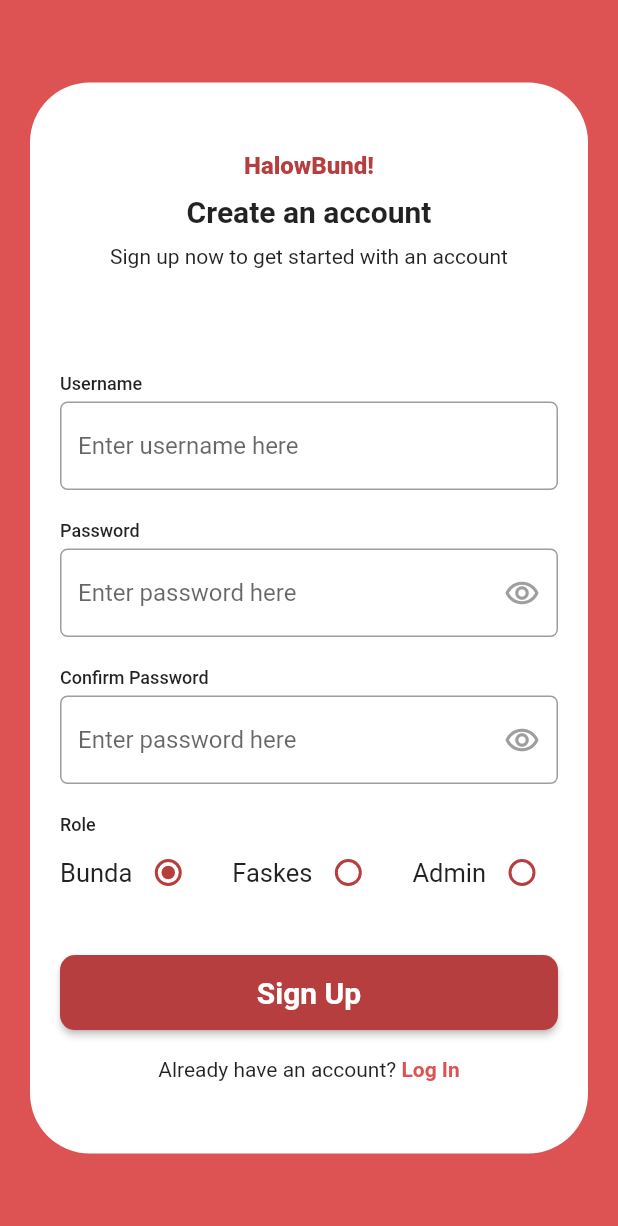
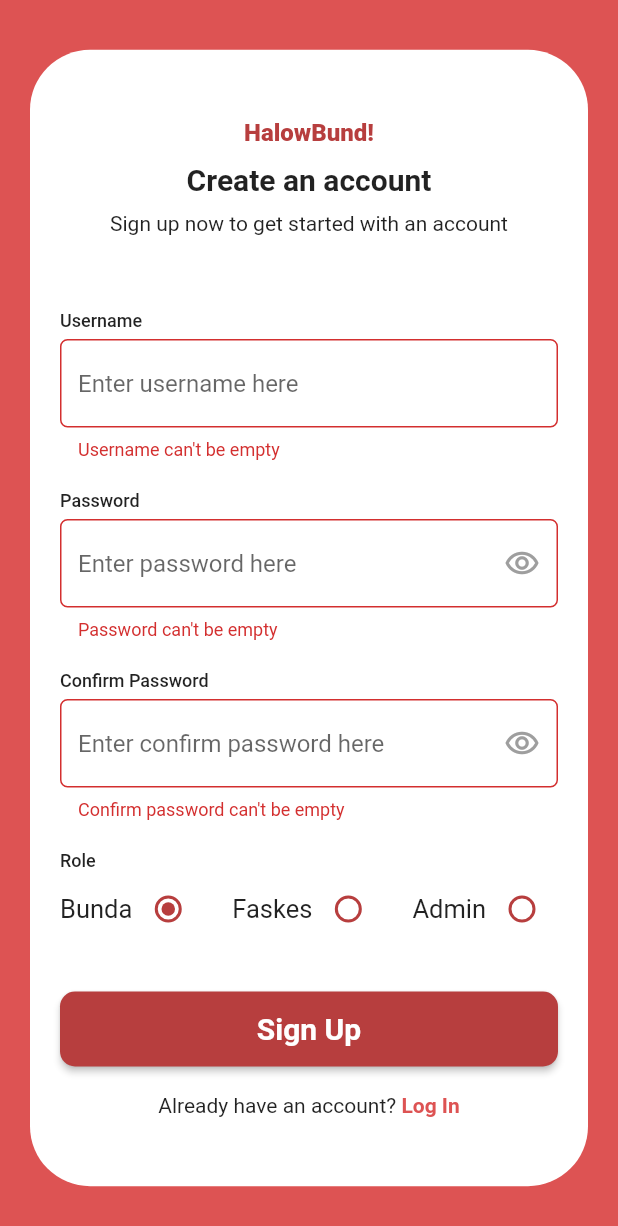
Before and after one commit to PBP-F09/final-project, a Flutter app: the SignUpPage screen opened by its route, after a tap on "Sign Up", on a phone screen of 412 x 824 dp. Shown: the top 1226 px of the screen. Run offline on Flutter 3.47's test engine with Material 2 defaults, Android fonts, the phone set to English and light mode, and no system bars; drawn by our look-alikes of group_radio_button; our stand-ins replace flash, flashy_tab_bar2; missing offline and left inert: pbp_django_auth.

Commit message:
Authentication: done

```diff
--- a/lib/utils/_utils.dart
+++ b/lib/utils/_utils.dart
@@ -1 +1,2 @@
 export 'globals/_globals.dart';
+export 'authentication/_authentication.dart';
--- a/lib/utils/globals/_globals.dart
+++ b/lib/utils/globals/_globals.dart
@@ -1,3 +1,5 @@
 import 'package:flutter/material.dart';
+import 'package:flash/flash.dart';
 
 part 'app_colors.dart';
+part 'error_notification.dart';
--- a/lib/views/pages/authentication/_authentication.dart
+++ b/lib/views/pages/authentication/_authentication.dart
@@ -1,5 +1,7 @@
 import 'package:group_radio_button/group_radio_button.dart';
 import 'package:flutter/material.dart';
+import 'package:provider/provider.dart';
+import 'package:pbp_django_auth/pbp_django_auth.dart';
 
 import '../../../routes/routes_name.dart';
 import '../../../utils/_utils.dart';
--- a/lib/views/pages/authentication/login_page.dart
+++ b/lib/views/pages/authentication/login_page.dart
@@ -9,38 +9,50 @@ class LoginPage extends StatefulWidget {
 
 class _LoginPageState extends State<LoginPage> {
   bool _isHidden = true;
+  final _loginFormKey = GlobalKey<FormState>();
+  String username = '';
+  String password = '';
 
   @override
   Widget build(BuildContext context) {
     var height = MediaQuery.of(context).size.height;
     var width = MediaQuery.of(context).size.width;
+    final request = context.watch<CookieRequest>();
     return Scaffold(
       backgroundColor: AppColors.merahMuda,
       resizeToAvoidBottomInset: false,
       body: Center(
+        child: Expanded(
           child: Container(
             width: width,
-          height: height,
-          margin: EdgeInsets.symmetric(horizontal: 20, vertical: height / 6),
-          padding: EdgeInsets.symmetric(vertical: height / 18, horizontal: 20),
+            margin: const EdgeInsets.symmetric(horizontal: 20, vertical: 130),
+            padding:
+                EdgeInsets.symmetric(vertical: height / 18, horizontal: 20),
             decoration: const BoxDecoration(
               color: AppColors.white,
-              borderRadius: BorderRadius.all(Radius.circular(40))),
+              borderRadius: BorderRadius.all(Radius.circular(40)),
+            ),
+            child: Form(
+              key: _loginFormKey,
+              child: Expanded(
                 child: Column(
+                  mainAxisSize: MainAxisSize.min,
                   children: [
                     const Text(
                       'HalowBund!',
                       style: TextStyle(
                         fontSize: 16,
                         color: AppColors.merahTua,
-                    fontWeight: FontWeight.w800),
+                        fontWeight: FontWeight.w800,
+                      ),
                     ),
                     const SizedBox(
                       height: 10,
                     ),
                     const Text(
                       'Log in to your account',
-                style: TextStyle(fontSize: 20, fontWeight: FontWeight.w700),
+                      style:
+                          TextStyle(fontSize: 20, fontWeight: FontWeight.w700),
                     ),
                     const SizedBox(
                       height: 10,
@@ -50,13 +62,14 @@ class _LoginPageState extends State<LoginPage> {
                       style: TextStyle(fontSize: 14),
                     ),
                     const SizedBox(
-                height: 70,
+                      height: 50,
                     ),
                     const Align(
                       alignment: Alignment.topLeft,
                       child: Text(
                         'Username',
-                  style: TextStyle(fontSize: 12, fontWeight: FontWeight.w500),
+                        style: TextStyle(
+                            fontSize: 12, fontWeight: FontWeight.w500,),
                       ),
                     ),
                     const SizedBox(
@@ -76,12 +89,12 @@ class _LoginPageState extends State<LoginPage> {
                       ),
                       onChanged: (String? value) {
                         setState(() {
-                    // _namaLengkap = value!;
+                          username = value!;
                         });
                       },
                       onSaved: (String? value) {
                         setState(() {
-                    // _namaLengkap = value!;
+                          username = value!;
                         });
                       },
                       validator: (String? value) {
@@ -98,7 +111,8 @@ class _LoginPageState extends State<LoginPage> {
                       alignment: Alignment.topLeft,
                       child: Text(
                         'Password',
-                  style: TextStyle(fontSize: 12, fontWeight: FontWeight.w500),
+                        style: TextStyle(
+                            fontSize: 12, fontWeight: FontWeight.w500,),
                       ),
                     ),
                     const SizedBox(
@@ -130,12 +144,12 @@ class _LoginPageState extends State<LoginPage> {
                       obscureText: _isHidden,
                       onChanged: (String? value) {
                         setState(() {
-                    // _namaLengkap = value!;
+                          password = value!;
                         });
                       },
                       onSaved: (String? value) {
                         setState(() {
-                    // _namaLengkap = value!;
+                          password = value!;
                         });
                       },
                       validator: (String? value) {
@@ -146,13 +160,17 @@ class _LoginPageState extends State<LoginPage> {
                       },
                     ),
                     const SizedBox(
-                height: 55,
+                      height: 35,
                     ),
                     SizedBox(
                       width: width,
                       height: 50,
                       child: ElevatedButton(
-                  onPressed: () {},
+                        onPressed: () {
+                          if (_loginFormKey.currentState!.validate()) {
+                            login(request, username, password, context, mounted);
+                          }
+                        },
                         style: ElevatedButton.styleFrom(
                           backgroundColor: AppColors.merahTua,
                           shape: const RoundedRectangleBorder(
@@ -163,7 +181,10 @@ class _LoginPageState extends State<LoginPage> {
                         ),
                         child: const Text(
                           'Log In',
-                    style: TextStyle(fontSize: 20, fontWeight: FontWeight.w700),
+                          style: TextStyle(
+                            fontSize: 20,
+                            fontWeight: FontWeight.w700,
+                          ),
                         ),
                       ),
                     ),
@@ -181,13 +202,13 @@ class _LoginPageState extends State<LoginPage> {
                               RoutesName.signup,
                               (route) => false,
                             );
-
                           },
                           child: const Text(
                             'Sign Up',
                             style: TextStyle(
                               color: AppColors.merahMuda,
-                          fontWeight: FontWeight.w700),
+                              fontWeight: FontWeight.w700,
+                            ),
                           ),
                         ),
                       ],
@@ -196,6 +217,9 @@ class _LoginPageState extends State<LoginPage> {
                 ),
               ),
             ),
+          ),
+        ),
+      ),
     );
   }
 }
--- a/lib/views/pages/authentication/signup_page.dart
+++ b/lib/views/pages/authentication/signup_page.dart
@@ -8,35 +8,43 @@ class SignUpPage extends StatefulWidget {
 }
 
 class _SignUpPageState extends State<SignUpPage> {
-  bool _isHidden = true;
-  bool _isHidden2 = true;
-  String _verticalGroupValue = 'Bunda';
+  final _signupFormKey = GlobalKey<FormState>();
+  bool _isPasswordVisible = true;
+  bool _isConfirmPasswordVisible = true;
+  String role = 'Bunda';
   final List<String> _roles = ['Bunda', 'Faskes', 'Admin'];
+  String username = '';
+  String password = '';
+  String confirmPassword = '';
 
   @override
   Widget build(BuildContext context) {
     var height = MediaQuery.of(context).size.height;
     var width = MediaQuery.of(context).size.width;
+    final request = context.watch<CookieRequest>();
     return Scaffold(
       backgroundColor: AppColors.merahMuda,
       resizeToAvoidBottomInset: false,
       body: Center(
         child: Container(
           width: width,
-          height: height,
-          margin: EdgeInsets.symmetric(horizontal: 20, vertical: height / 15),
+          margin: const EdgeInsets.symmetric(horizontal: 20, vertical: 20),
           padding: EdgeInsets.symmetric(vertical: height / 18, horizontal: 20),
           decoration: const BoxDecoration(
               color: AppColors.white,
-              borderRadius: BorderRadius.all(Radius.circular(40))),
+              borderRadius: BorderRadius.all(Radius.circular(40)),),
+          child: Form(
+            key: _signupFormKey,
+            child: Expanded(
               child: Column(
+                mainAxisSize: MainAxisSize.min,
                 children: [
                   const Text(
                     'HalowBund!',
                     style: TextStyle(
                         fontSize: 16,
                         color: AppColors.merahTua,
-                    fontWeight: FontWeight.w800),
+                        fontWeight: FontWeight.w800,),
                   ),
                   const SizedBox(
                     height: 10,
@@ -53,13 +61,14 @@ class _SignUpPageState extends State<SignUpPage> {
                     style: TextStyle(fontSize: 14),
                   ),
                   const SizedBox(
-                height: 70,
+                    height: 50,
                   ),
                   const Align(
                     alignment: Alignment.topLeft,
                     child: Text(
                       'Username',
-                  style: TextStyle(fontSize: 12, fontWeight: FontWeight.w500),
+                      style:
+                          TextStyle(fontSize: 12, fontWeight: FontWeight.w500),
                     ),
                   ),
                   const SizedBox(
@@ -79,12 +88,12 @@ class _SignUpPageState extends State<SignUpPage> {
                     ),
                     onChanged: (String? value) {
                       setState(() {
-                    // _namaLengkap = value!;
+                        username = value!;
                       });
                     },
                     onSaved: (String? value) {
                       setState(() {
-                    // _namaLengkap = value!;
+                        username = value!;
                       });
                     },
                     validator: (String? value) {
@@ -101,7 +110,8 @@ class _SignUpPageState extends State<SignUpPage> {
                     alignment: Alignment.topLeft,
                     child: Text(
                       'Password',
-                  style: TextStyle(fontSize: 12, fontWeight: FontWeight.w500),
+                      style:
+                          TextStyle(fontSize: 12, fontWeight: FontWeight.w500),
                     ),
                   ),
                   const SizedBox(
@@ -112,12 +122,12 @@ class _SignUpPageState extends State<SignUpPage> {
                       suffixIcon: GestureDetector(
                         onTap: () => {
                           setState(
-                        () => _isHidden = !_isHidden,
+                            () => _isPasswordVisible = !_isPasswordVisible,
                           ),
                         },
                         child: Icon(
                           Icons.remove_red_eye_outlined,
-                      color: _isHidden ? Colors.grey : AppColors.merahTua,
+                          color: _isPasswordVisible ? Colors.grey : AppColors.merahTua,
                         ),
                       ),
                       hintText: 'Enter password here',
@@ -130,15 +140,15 @@ class _SignUpPageState extends State<SignUpPage> {
                         borderRadius: BorderRadius.circular(5.0),
                       ),
                     ),
-                obscureText: _isHidden,
+                    obscureText: _isPasswordVisible,
                     onChanged: (String? value) {
                       setState(() {
-                    // _namaLengkap = value!;
+                        password = value!;
                       });
                     },
                     onSaved: (String? value) {
                       setState(() {
-                    // _namaLengkap = value!;
+                        password = value!;
                       });
                     },
                     validator: (String? value) {
@@ -155,7 +165,8 @@ class _SignUpPageState extends State<SignUpPage> {
                     alignment: Alignment.topLeft,
                     child: Text(
                       'Confirm Password',
-                  style: TextStyle(fontSize: 12, fontWeight: FontWeight.w500),
+                      style:
+                          TextStyle(fontSize: 12, fontWeight: FontWeight.w500),
                     ),
                   ),
                   const SizedBox(
@@ -166,15 +177,15 @@ class _SignUpPageState extends State<SignUpPage> {
                       suffixIcon: GestureDetector(
                         onTap: () => {
                           setState(
-                        () => _isHidden2 = !_isHidden2,
+                            () => _isConfirmPasswordVisible = !_isConfirmPasswordVisible,
                           ),
                         },
                         child: Icon(
                           Icons.remove_red_eye_outlined,
-                      color: _isHidden2 ? Colors.grey : AppColors.merahTua,
+                          color: _isConfirmPasswordVisible ? Colors.grey : AppColors.merahTua,
                         ),
                       ),
-                  hintText: 'Enter password here',
+                      hintText: 'Enter confirm password here',
                       focusedBorder: const OutlineInputBorder(
                         borderSide: BorderSide(
                           color: AppColors.merahTua,
@@ -184,20 +195,20 @@ class _SignUpPageState extends State<SignUpPage> {
                         borderRadius: BorderRadius.circular(5.0),
                       ),
                     ),
-                obscureText: _isHidden2,
+                    obscureText: _isConfirmPasswordVisible,
                     onChanged: (String? value) {
                       setState(() {
-                    // _namaLengkap = value!;
+                        confirmPassword = value!;
                       });
                     },
                     onSaved: (String? value) {
                       setState(() {
-                    // _namaLengkap = value!;
+                        confirmPassword = value!;
                       });
                     },
                     validator: (String? value) {
                       if (value == null || value.isEmpty) {
-                    return 'Password can\'t be empty';
+                        return 'Confirm password can\'t be empty';
                       }
                       return null;
                     },
@@ -209,7 +220,8 @@ class _SignUpPageState extends State<SignUpPage> {
                     alignment: Alignment.topLeft,
                     child: Text(
                       'Role',
-                  style: TextStyle(fontSize: 12, fontWeight: FontWeight.w500),
+                      style:
+                          TextStyle(fontSize: 12, fontWeight: FontWeight.w500),
                     ),
                   ),
                   const SizedBox(
@@ -218,9 +230,9 @@ class _SignUpPageState extends State<SignUpPage> {
                   RadioGroup<String>.builder(
                     direction: Axis.horizontal,
                     horizontalAlignment: MainAxisAlignment.spaceBetween,
-                groupValue: _verticalGroupValue,
+                    groupValue: role,
                     onChanged: (value) => setState(() {
-                  _verticalGroupValue = value!;
+                      role = value!;
                     }),
                     items: _roles,
                     itemBuilder: (item) => RadioButtonBuilder(
@@ -228,7 +240,7 @@ class _SignUpPageState extends State<SignUpPage> {
                       textPosition: RadioButtonTextPosition.left,
                     ),
                     fillColor: AppColors.merahTua,
-                textStyle: TextStyle(fontSize: 17),
+                    textStyle: const TextStyle(fontSize: 17),
                   ),
                   const SizedBox(
                     height: 35,
@@ -237,7 +249,11 @@ class _SignUpPageState extends State<SignUpPage> {
                     width: width,
                     height: 50,
                     child: ElevatedButton(
-                  onPressed: () {},
+                      onPressed: () {
+                        if (_signupFormKey.currentState!.validate()) {
+                          register(request, username, password, confirmPassword, role, context, mounted);
+                        }
+                      },
                       style: ElevatedButton.styleFrom(
                         backgroundColor: AppColors.merahTua,
                         shape: const RoundedRectangleBorder(
@@ -248,7 +264,8 @@ class _SignUpPageState extends State<SignUpPage> {
                       ),
                       child: const Text(
                         'Sign Up',
-                    style: TextStyle(fontSize: 20, fontWeight: FontWeight.w700),
+                        style: TextStyle(
+                            fontSize: 20, fontWeight: FontWeight.w700,),
                       ),
                     ),
                   ),
@@ -271,7 +288,7 @@ class _SignUpPageState extends State<SignUpPage> {
                           'Log In',
                           style: TextStyle(
                               color: AppColors.merahMuda,
-                          fontWeight: FontWeight.w700),
+                              fontWeight: FontWeight.w700,),
                         ),
                       ),
                     ],
@@ -280,6 +297,8 @@ class _SignUpPageState extends State<SignUpPage> {
               ),
             ),
           ),
+        ),
+      ),
     );
   }
 }
--- a/lib/views/pages/homepage/_homepage.dart
+++ b/lib/views/pages/homepage/_homepage.dart
@@ -1,8 +1,5 @@
 import 'package:endterm_project/main.dart';
-import 'package:endterm_project/routes/routes_name.dart';
 import 'package:flashy_tab_bar2/flashy_tab_bar2.dart';
 import 'package:flutter/material.dart';
 
-import '../../widgets/globals/_globals.dart';
-
 part 'home_page.dart';
--- a/lib/views/widgets/globals/bottom_navbar.dart
+++ b/lib/views/widgets/globals/bottom_navbar.dart
@@ -1,7 +1,7 @@
 part of '_globals.dart';
 
 class BottomNavbar extends StatefulWidget {
-  BottomNavbar({super.key});
+  const BottomNavbar({super.key});
 
   @override
   State<BottomNavbar> createState() => _BottomNavbarState();
--- a/pubspec.yaml
+++ b/pubspec.yaml
@@ -37,6 +37,9 @@ dependencies:
   cupertino_icons: ^1.0.2
   flashy_tab_bar2: ^0.0.4
   group_radio_button: ^1.3.0
+  pbp_django_auth: ^0.2.3
+  provider: ^6.0.4
+  flash: ^2.0.5
 
 dev_dependencies:
   flutter_test:
```
Also changed, not shown: lib/main.dart (+11 -2 lines), lib/utils/authentication/_authentication.dart (added, +7 -0 lines), lib/utils/authentication/login.dart (added, +24 -0 lines), lib/utils/authentication/register.dart (added, +24 -0 lines), lib/utils/globals/error_notification.dart (added, +33 -0 lines), pubspec.lock, 1 other file. Lines whose indentation alone changed are shown as unchanged.
